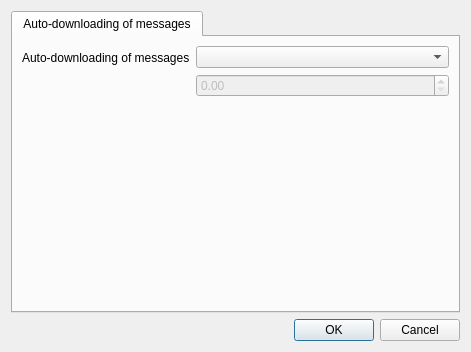
First picture: the form in src/librssguard/services/abstract/gui/formfeeddetails.ui, repository martinrotter/rssguard, before the edit.
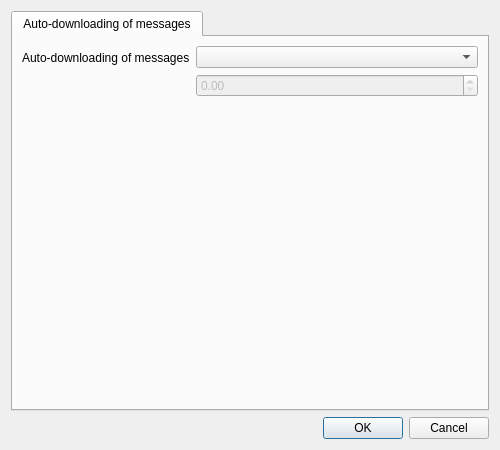
Second picture: the form after the edit. Custom widgets are drawn as their Qt base class.

What changed in the file:
```diff
--- a/src/librssguard/services/abstract/gui/formfeeddetails.ui
+++ b/src/librssguard/services/abstract/gui/formfeeddetails.ui
@@ -6,8 +6,8 @@
    <rect>
     <x>0</x>
     <y>0</y>
-    <width>471</width>
-    <height>352</height>
+    <width>500</width>
+    <height>450</height>
    </rect>
   </property>
   <property name="windowTitle">
```
